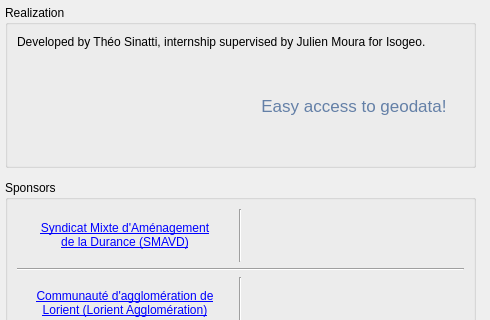
Qt form ui/credits/ui_credits.ui (isogeo/isogeo-plugin-qgis) before a commit; both pictures show x 0 to 490 and y 0 to 320 of the 490 by 560 pixel window.
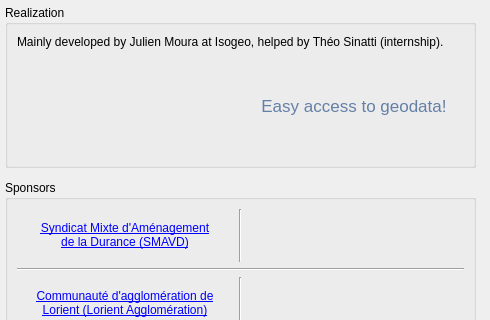
The same form after that commit. Icons and pictures are not drawn.

Patch:
```diff
--- a/ui/credits/ui_credits.ui
+++ b/ui/credits/ui_credits.ui
@@ -74,7 +74,7 @@
        <item>
         <widget class="QLabel" name="lbl_development">
          <property name="text">
-          <string>Developed by Théo Sinatti, internship supervised by Julien Moura for Isogeo.</string>
+          <string>Mainly developed by Julien Moura at Isogeo, helped by Théo Sinatti (internship).</string>
          </property>
          <property name="wordWrap">
           <bool>true</bool>
```
Left out of the diff: 43 changed lines with no effect on the pictures.
